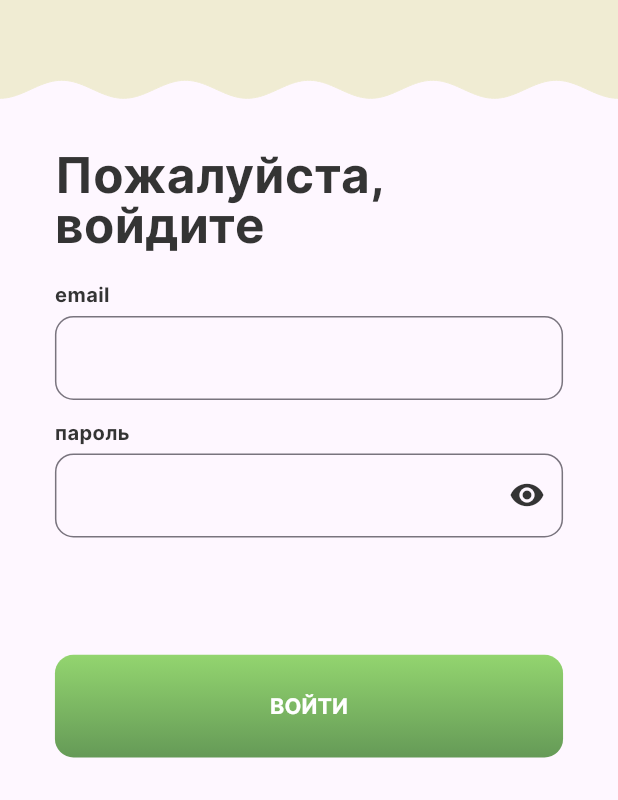
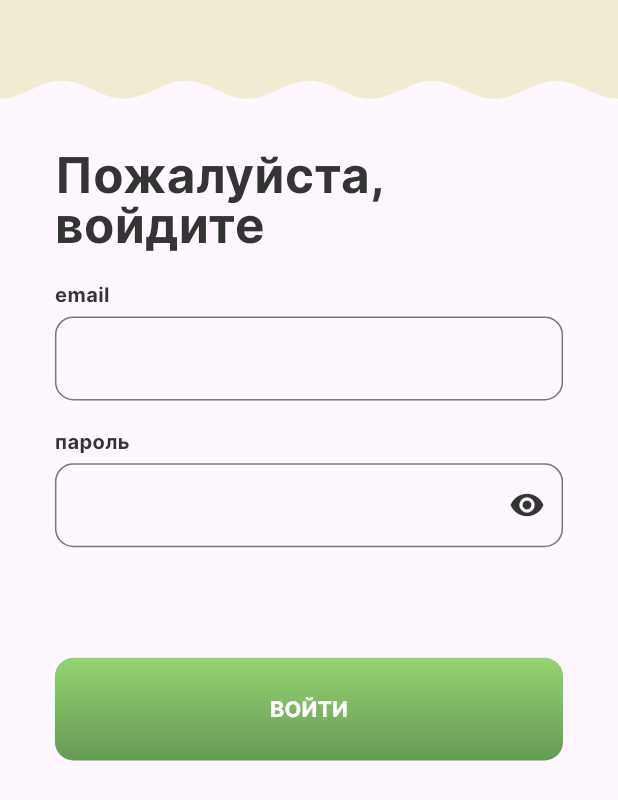
Before and after one commit to SavoSyka/mama_kris, a Flutter app: the LoginPage screen opened by its route, on a phone screen of 412 x 824 dp, the part 436-1236 px from its top. Run offline on Flutter 3.47's test engine with Material 3 defaults, Android fonts, the phone set to English and light mode, and no system bars; our stand-ins replace cloud_firestore, firebase_auth, firebase_core, flutter_svg, font_awesome_flutter, google_sign_in; missing offline and left inert: flutter_pdfview; accounts and stored records are empty.

Commit message:
Login designed

```diff
--- a/lib/pages/login.dart
+++ b/lib/pages/login.dart
@@ -48,11 +48,10 @@ class _LoginPage extends State<LoginPage> {
             ),
           ),
         ),
-        ],
-      ),
+
 
               Padding(
-                padding:  EdgeInsets.only(left: 32*HorizontalMultiply, top: 98*VerticalMultiply, right:0, bottom:0), // Общий отступ для группы текстов
+                padding:  EdgeInsets.only(left: 32*HorizontalMultiply, top: 380*VerticalMultiply, right:0, bottom:0), // Общий отступ для группы текстов
                 child:  Align(
                   alignment: Alignment.centerLeft,
                   child: Text(
@@ -62,7 +61,7 @@ class _LoginPage extends State<LoginPage> {
                 ),
               ),
               Padding(
-                padding:  EdgeInsets.only(left: 32*HorizontalMultiply, top: 0, right:0, bottom:0), // Общий отступ для группы текстов
+                padding:  EdgeInsets.only(left: 32*HorizontalMultiply, top: 412*VerticalMultiply, right:0, bottom:0), // Общий отступ для группы текстов
                 child:  Align(
                   alignment: Alignment.centerLeft,
                   child: Text(
@@ -72,7 +71,7 @@ class _LoginPage extends State<LoginPage> {
                 ),
               ),
               Padding(
-                padding:  EdgeInsets.only(left: 32*HorizontalMultiply, top: 22*VerticalMultiply , right:0, bottom:0), // Общий отступ для группы текстов
+                padding:  EdgeInsets.only(left: 32*HorizontalMultiply, top: 466*VerticalMultiply , right:0, bottom:0), // Общий отступ для группы текстов
                 child:  Align(
                   alignment: Alignment.centerLeft,
                   child: Text(
@@ -81,9 +80,9 @@ class _LoginPage extends State<LoginPage> {
                   ),
                 ),
               ),
-      _buildEmailField(_emailController,  false, 32*HorizontalMultiply, 8*VerticalMultiply), //email
+      _buildEmailField(_emailController,  false, 32*HorizontalMultiply, 487*VerticalMultiply), //email
               Padding(
-                padding:  EdgeInsets.only(left: 32*HorizontalMultiply, top: 14*VerticalMultiply, right:0, bottom:0), // Общий отступ для группы текстов
+                padding:  EdgeInsets.only(left: 32*HorizontalMultiply, top: 561*VerticalMultiply, right:0, bottom:0), // Общий отступ для группы текстов
                 child:  Align(
                   alignment: Alignment.centerLeft,
                   child: Text(
@@ -93,12 +92,12 @@ class _LoginPage extends State<LoginPage> {
                 ),
               ),
 
-      _buildPassField(_passwordController,  _obscureText, 32*HorizontalMultiply, 8*VerticalMultiply),//pass
+      _buildPassField(_passwordController,  _obscureText, 32*HorizontalMultiply, 582*VerticalMultiply),//pass
       Row(
           children: <Widget>[
       Expanded( // Растягиваем кнопку на всю доступную ширину в Row
       child: Padding(
-          padding:  EdgeInsets.only(left: 32*HorizontalMultiply, top: 76*VerticalMultiply, right: 32*HorizontalMultiply, bottom:0), // Общий отступ для группы текстов
+          padding:  EdgeInsets.only(left: 32*HorizontalMultiply, top: 708*VerticalMultiply, right: 32*HorizontalMultiply, bottom:0), // Общий отступ для группы текстов
       child: Container(
         decoration: BoxDecoration(
           gradient: const LinearGradient(
@@ -181,6 +180,8 @@ class _LoginPage extends State<LoginPage> {
 
           ],
         ),
+      ],
+    ),
       ),
     );
   }
```
